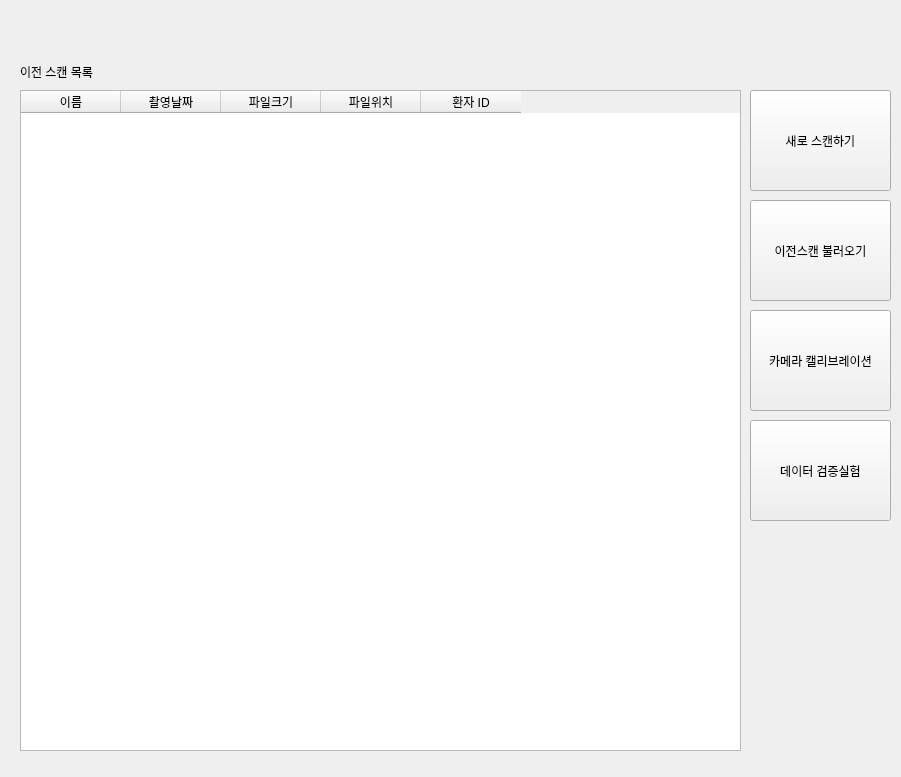
This is 3D_Face_scanning.vc140/MainQtApplication/mainmodule.ui in CSID-DGU/2017-2-CECD-BirdSound-1 as Qt 5 draws it before an edit. The edited form follows.
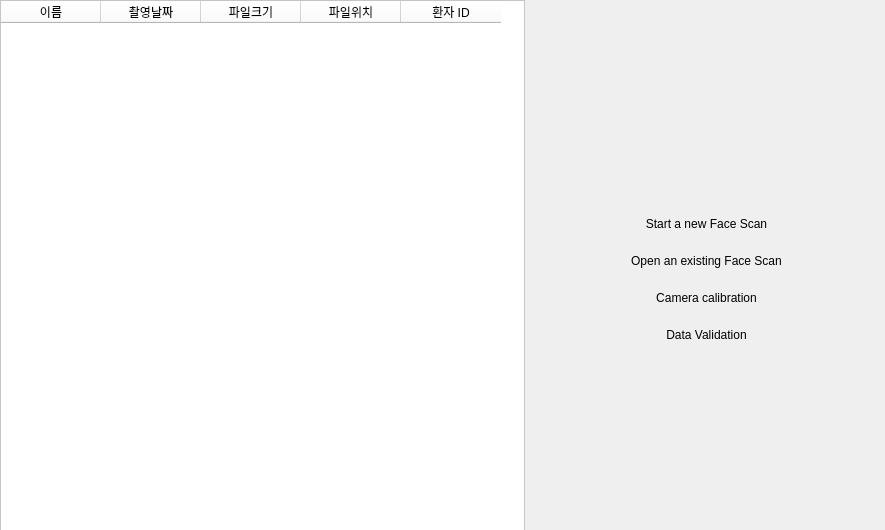
This is the edited form. Icons and pictures are not drawn.

Commit message: main ui 버튼 연결 scanModule 틀만 작성 (추후 보강 필요)

```diff
--- a/3D_Face_scanning.vc140/MainQtApplication/mainmodule.ui
+++ b/3D_Face_scanning.vc140/MainQtApplication/mainmodule.ui
@@ -6,21 +6,48 @@
    <rect>
     <x>0</x>
     <y>0</y>
-    <width>901</width>
-    <height>777</height>
+    <width>885</width>
+    <height>530</height>
    </rect>
   </property>
   <property name="windowTitle">
    <string>Form</string>
   </property>
-  <widget class="QTableWidget" name="tableWidget">
+  <property name="styleSheet">
+   <string notr="true">#MainImg{
+background-image:url(&quot;GENORAY_small.jpg&quot;);
+background-repeat:no-repeat;
+background-position:center;
+}
+QWidget{
+background: &quot;#F4F4F4&quot;;
+}
+QTableWidget{
+background: &quot;white&quot;;
+}
+QPushButton {
+font: 12pt &quot;맑은고딕&quot;;
+background: &quot;#F4F4F4&quot;;
+border : 0px
+}
+QPushButton:hover{
+color: &quot;#F00000&quot;;
+}</string>
+  </property>
+  <widget class="QWidget" name="layoutWidget">
    <property name="geometry">
     <rect>
-     <x>20</x>
-     <y>90</y>
-     <width>721</width>
-     <height>661</height>
+     <x>0</x>
+     <y>0</y>
+     <width>881</width>
+     <height>531</height>
     </rect>
+   </property>
+   <layout class="QHBoxLayout" name="horizontalLayout">
+    <item>
+     <widget class="QTableWidget" name="RecentTable">
+      <property name="styleSheet">
+       <string notr="true">background : white;</string>
    </property>
    <column>
     <property name="text">
@@ -48,70 +75,74 @@
     </property>
    </column>
   </widget>
+    </item>
+    <item>
+     <widget class="QWidget" name="widget_1" native="true">
+      <property name="minimumSize">
+       <size>
+        <width>350</width>
+        <height>0</height>
+       </size>
+      </property>
+      <widget class="QWidget" name="layoutWidget">
+       <property name="geometry">
+        <rect>
+         <x>10</x>
+         <y>200</y>
+         <width>331</width>
+         <height>161</height>
+        </rect>
+       </property>
+       <layout class="QVBoxLayout" name="verticalLayout">
+        <item>
   <widget class="QPushButton" name="runScanModule">
-   <property name="geometry">
-    <rect>
-     <x>750</x>
-     <y>90</y>
-     <width>141</width>
-     <height>101</height>
-    </rect>
+          <property name="autoFillBackground">
+           <bool>false</bool>
+          </property>
+          <property name="styleSheet">
+           <string notr="true"/>
    </property>
    <property name="text">
-    <string>새로 스캔하기</string>
-   </property>
-  </widget>
+           <string>Start a new Face Scan</string>
+          </property>
+         </widget>
+        </item>
+        <item>
   <widget class="QPushButton" name="runViewerModule">
-   <property name="geometry">
-    <rect>
-     <x>750</x>
-     <y>200</y>
-     <width>141</width>
-     <height>101</height>
-    </rect>
-   </property>
    <property name="text">
-    <string>이전스캔 불러오기</string>
-   </property>
-  </widget>
+           <string>Open an existing Face Scan</string>
+          </property>
+         </widget>
+        </item>
+        <item>
   <widget class="QPushButton" name="runCalibrationModule">
-   <property name="geometry">
-    <rect>
-     <x>750</x>
-     <y>310</y>
-     <width>141</width>
-     <height>101</height>
-    </rect>
-   </property>
    <property name="text">
-    <string>카메라 캘리브레이션</string>
-   </property>
-  </widget>
+           <string>Camera calibration</string>
+          </property>
+         </widget>
+        </item>
+        <item>
   <widget class="QPushButton" name="runExpModule">
-   <property name="geometry">
-    <rect>
-     <x>750</x>
-     <y>420</y>
-     <width>141</width>
-     <height>101</height>
-    </rect>
-   </property>
    <property name="text">
-    <string>데이터 검증실험</string>
-   </property>
-  </widget>
-  <widget class="QLabel" name="label">
+           <string>Data Validation</string>
+          </property>
+         </widget>
+        </item>
+       </layout>
+      </widget>
+      <widget class="QWidget" name="MainImg" native="true">
    <property name="geometry">
     <rect>
-     <x>20</x>
-     <y>62</y>
-     <width>721</width>
-     <height>20</height>
-    </rect>
-   </property>
-   <property name="text">
-    <string>이전 스캔 목록</string>
-   </property>
+         <x>10</x>
+         <y>10</y>
+         <width>331</width>
+         <height>161</height>
+        </rect>
+       </property>
+      </widget>
+     </widget>
+    </item>
+   </layout>
   </widget>
  </widget>
  <resources/>
```
Lines whose indentation alone changed are shown as unchanged. The commit also changes 21 other files.
